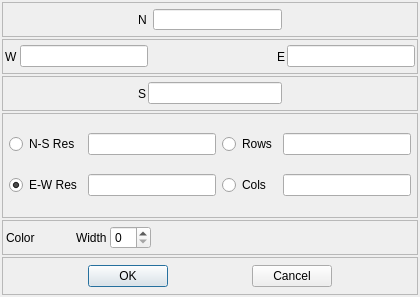
sourcepole/qgis, file qgis/src/plugins/grass/qgsgrassregionbase.ui: the form before one commit.
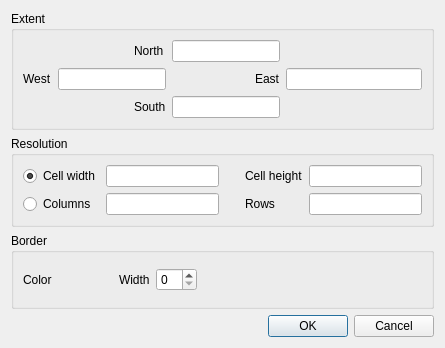
The form after the commit. Custom widgets are drawn as their Qt base class.

Commit message: cleaned the "select region" GUI for GRASS, fixed validation of input

Diff of the .ui file:
```diff
--- a/qgis/src/plugins/grass/qgsgrassregionbase.ui
+++ b/qgis/src/plugins/grass/qgsgrassregionbase.ui
@@ -1,416 +1,171 @@
 <ui version="4.0" >
  <class>QgsGrassRegionBase</class>
- <widget class="QDialog" name="QgsGrassRegionBase" >
-  <property name="geometry" >
+ <widget class="QDialog" name="QgsGrassRegionBase">
+  <property name="geometry">
    <rect>
     <x>0</x>
     <y>0</y>
-    <width>420</width>
-    <height>297</height>
+    <width>445</width>
+    <height>348</height>
    </rect>
   </property>
   <property name="windowTitle" >
    <string>GRASS Region Settings</string>
   </property>
-  <layout class="QGridLayout" >
-   <property name="leftMargin" >
-    <number>2</number>
-   </property>
-   <property name="topMargin" >
-    <number>2</number>
-   </property>
-   <property name="rightMargin" >
-    <number>2</number>
-   </property>
-   <property name="bottomMargin" >
-    <number>2</number>
-   </property>
-   <property name="horizontalSpacing" >
-    <number>2</number>
-   </property>
-   <property name="verticalSpacing" >
-    <number>2</number>
-   </property>
-   <item row="0" column="0" >
-    <widget class="QFrame" name="frame4" >
-     <property name="sizePolicy" >
-      <sizepolicy vsizetype="Minimum" hsizetype="Expanding" >
-       <horstretch>0</horstretch>
-       <verstretch>0</verstretch>
-      </sizepolicy>
+  <layout class="QGridLayout" name="gridLayout_4">
+   <item row="0" column="0">
+    <widget class="QGroupBox" name="groupBox">
+     <property name="title">
+      <string>Extent</string>
      </property>
-     <property name="minimumSize" >
-      <size>
-       <width>0</width>
-       <height>35</height>
-      </size>
-     </property>
-     <property name="maximumSize" >
-      <size>
-       <width>32767</width>
-       <height>35</height>
-      </size>
-     </property>
-     <property name="frameShape" >
-      <enum>QFrame::StyledPanel</enum>
-     </property>
-     <property name="frameShadow" >
-      <enum>QFrame::Raised</enum>
-     </property>
-     <layout class="QHBoxLayout" >
-      <property name="leftMargin" >
-       <number>6</number>
-      </property>
-      <property name="topMargin" >
-       <number>6</number>
-      </property>
-      <property name="rightMargin" >
-       <number>6</number>
-      </property>
-      <property name="bottomMargin" >
-       <number>6</number>
-      </property>
-      <item>
-       <spacer>
-        <property name="orientation" >
-         <enum>Qt::Horizontal</enum>
+     <layout class="QGridLayout" name="gridLayout">
+      <item row="0" column="2">
+       <widget class="QLabel" name="textLabel1">
+        <property name="sizePolicy">
+         <sizepolicy hsizetype="Fixed" vsizetype="Fixed">
+          <horstretch>0</horstretch>
+          <verstretch>0</verstretch>
+         </sizepolicy>
         </property>
-        <property name="sizeType" >
-         <enum>QSizePolicy::Expanding</enum>
-        </property>
-        <property name="sizeHint" >
-         <size>
-          <width>72</width>
-          <height>16</height>
-         </size>
-        </property>
-       </spacer>
-      </item>
-      <item>
-       <widget class="QLabel" name="textLabel1" >
-        <property name="text" >
-         <string>N</string>
+        <property name="text">
+         <string>North</string>
         </property>
        </widget>
       </item>
-      <item>
-       <widget class="QLineEdit" name="mNorth" />
-      </item>
-      <item>
-       <spacer>
-        <property name="orientation" >
-         <enum>Qt::Horizontal</enum>
+      <item row="1" column="0">
+       <widget class="QLabel" name="textLabel2">
+        <property name="sizePolicy">
+         <sizepolicy hsizetype="Fixed" vsizetype="Fixed">
+          <horstretch>0</horstretch>
+          <verstretch>0</verstretch>
+         </sizepolicy>
         </property>
-        <property name="sizeType" >
-         <enum>QSizePolicy::Expanding</enum>
-        </property>
-        <property name="sizeHint" >
-         <size>
-          <width>71</width>
-          <height>21</height>
-         </size>
-        </property>
-       </spacer>
-      </item>
-     </layout>
-    </widget>
-   </item>
-   <item row="1" column="0" >
-    <widget class="QFrame" name="frame19" >
-     <property name="sizePolicy" >
-      <sizepolicy vsizetype="Minimum" hsizetype="Expanding" >
-       <horstretch>0</horstretch>
-       <verstretch>0</verstretch>
-      </sizepolicy>
-     </property>
-     <property name="minimumSize" >
-      <size>
-       <width>0</width>
-       <height>35</height>
-      </size>
-     </property>
-     <property name="maximumSize" >
-      <size>
-       <width>32767</width>
-       <height>35</height>
-      </size>
-     </property>
-     <property name="frameShape" >
-      <enum>QFrame::StyledPanel</enum>
-     </property>
-     <property name="frameShadow" >
-      <enum>QFrame::Raised</enum>
-     </property>
-     <layout class="QHBoxLayout" >
-      <property name="spacing" >
-       <number>2</number>
-      </property>
-      <property name="leftMargin" >
-       <number>2</number>
-      </property>
-      <property name="topMargin" >
-       <number>2</number>
-      </property>
-      <property name="rightMargin" >
-       <number>2</number>
-      </property>
-      <property name="bottomMargin" >
-       <number>2</number>
-      </property>
-      <item>
-       <widget class="QLabel" name="textLabel2" >
-        <property name="frameShape" >
+        <property name="frameShape">
          <enum>QFrame::NoFrame</enum>
         </property>
         <property name="frameShadow" >
          <enum>QFrame::Plain</enum>
         </property>
-        <property name="text" >
-         <string>W</string>
+        <property name="text">
+         <string>West</string>
         </property>
        </widget>
       </item>
-      <item>
-       <widget class="QLineEdit" name="mWest" />
+      <item row="1" column="1" colspan="2">
+       <widget class="QLineEdit" name="mWest"/>
       </item>
-      <item>
-       <spacer>
-        <property name="orientation" >
-         <enum>Qt::Horizontal</enum>
+      <item row="1" column="4">
+       <widget class="QLabel" name="textLabel3">
+        <property name="sizePolicy">
+         <sizepolicy hsizetype="Fixed" vsizetype="Fixed">
+          <horstretch>0</horstretch>
+          <verstretch>0</verstretch>
+         </sizepolicy>
         </property>
-        <property name="sizeType" >
-         <enum>QSizePolicy::Expanding</enum>
+        <property name="text">
+         <string>East</string>
         </property>
-        <property name="sizeHint" >
-         <size>
-          <width>51</width>
-          <height>26</height>
-         </size>
-        </property>
-       </spacer>
-      </item>
-      <item>
-       <widget class="QLabel" name="textLabel3" >
-        <property name="text" >
-         <string>E</string>
-        </property>
        </widget>
       </item>
-      <item>
-       <widget class="QLineEdit" name="mEast" />
+      <item row="1" column="5">
+       <widget class="QLineEdit" name="mEast"/>
       </item>
-     </layout>
-    </widget>
-   </item>
-   <item row="2" column="0" >
-    <widget class="QFrame" name="frame20" >
-     <property name="sizePolicy" >
-      <sizepolicy vsizetype="Minimum" hsizetype="Expanding" >
-       <horstretch>0</horstretch>
-       <verstretch>0</verstretch>
-      </sizepolicy>
-     </property>
-     <property name="minimumSize" >
-      <size>
-       <width>0</width>
-       <height>35</height>
-      </size>
-     </property>
-     <property name="maximumSize" >
-      <size>
-       <width>32767</width>
-       <height>35</height>
-      </size>
-     </property>
-     <property name="frameShape" >
-      <enum>QFrame::StyledPanel</enum>
-     </property>
-     <property name="frameShadow" >
-      <enum>QFrame::Raised</enum>
-     </property>
-     <layout class="QHBoxLayout" >
-      <property name="spacing" >
-       <number>2</number>
-      </property>
-      <property name="leftMargin" >
-       <number>2</number>
-      </property>
-      <property name="topMargin" >
-       <number>2</number>
-      </property>
-      <property name="rightMargin" >
-       <number>2</number>
-      </property>
-      <property name="bottomMargin" >
-       <number>2</number>
-      </property>
-      <item>
-       <spacer>
-        <property name="orientation" >
-         <enum>Qt::Horizontal</enum>
+      <item row="2" column="2">
+       <widget class="QLabel" name="textLabel4">
+        <property name="sizePolicy">
+         <sizepolicy hsizetype="Fixed" vsizetype="Fixed">
+          <horstretch>0</horstretch>
+          <verstretch>0</verstretch>
+         </sizepolicy>
         </property>
-        <property name="sizeType" >
-         <enum>QSizePolicy::Expanding</enum>
+        <property name="text">
+         <string>South</string>
         </property>
-        <property name="sizeHint" >
-         <size>
-          <width>73</width>
-          <height>26</height>
-         </size>
-        </property>
-       </spacer>
-      </item>
-      <item>
-       <widget class="QLabel" name="textLabel4" >
-        <property name="text" >
-         <string>S</string>
-        </property>
        </widget>
       </item>
-      <item>
-       <widget class="QLineEdit" name="mSouth" />
+      <item row="2" column="3" colspan="2">
+       <widget class="QLineEdit" name="mSouth"/>
       </item>
-      <item>
-       <spacer>
-        <property name="orientation" >
-         <enum>Qt::Horizontal</enum>
-        </property>
-        <property name="sizeType" >
-         <enum>QSizePolicy::Expanding</enum>
-        </property>
-        <property name="sizeHint" >
-         <size>
-          <width>57</width>
-          <height>23</height>
-         </size>
-        </property>
-       </spacer>
+      <item row="0" column="3" colspan="2">
+       <widget class="QLineEdit" name="mNorth"/>
       </item>
      </layout>
     </widget>
    </item>
-   <item row="3" column="0" >
-    <widget class="QFrame" name="frame5" >
-     <property name="frameShape" >
-      <enum>QFrame::StyledPanel</enum>
+   <item row="1" column="0">
+    <widget class="QGroupBox" name="groupBox_2">
+     <property name="title">
+      <string>Resolution</string>
      </property>
-     <property name="frameShadow" >
-      <enum>QFrame::Raised</enum>
-     </property>
-     <layout class="QGridLayout" >
-      <property name="leftMargin" >
-       <number>6</number>
-      </property>
-      <property name="topMargin" >
-       <number>6</number>
-      </property>
-      <property name="rightMargin" >
-       <number>6</number>
-      </property>
-      <property name="bottomMargin" >
-       <number>6</number>
-      </property>
-      <item row="0" column="0" >
-       <widget class="QRadioButton" name="mNSResRadio" >
-        <property name="text" >
-         <string>N-S Res</string>
+     <layout class="QGridLayout" name="gridLayout_2">
+      <item row="0" column="0">
+       <widget class="QRadioButton" name="mCellResRadio">
+        <property name="text">
+         <string>Cell width</string>
         </property>
-        <property name="checked" >
-         <bool>false</bool>
-        </property>
-       </widget>
-      </item>
-      <item row="0" column="1" >
-       <widget class="QLineEdit" name="mNSRes" />
-      </item>
-      <item row="0" column="2" >
-       <widget class="QRadioButton" name="mRowsRadio" >
-        <property name="text" >
-         <string>Rows</string>
-        </property>
-       </widget>
-      </item>
-      <item row="0" column="3" >
-       <widget class="QLineEdit" name="mRows" />
-      </item>
-      <item row="1" column="2" >
-       <widget class="QRadioButton" name="mColsRadio" >
-        <property name="text" >
-         <string>Cols</string>
-        </property>
-       </widget>
-      </item>
-      <item row="1" column="1" >
-       <widget class="QLineEdit" name="mEWRes" />
-      </item>
-      <item row="1" column="3" >
-       <widget class="QLineEdit" name="mCols" />
-      </item>
-      <item row="1" column="0" >
-       <widget class="QRadioButton" name="mEWResRadio" >
-        <property name="text" >
-         <string>E-W Res</string>
-        </property>
-        <property name="checked" >
+        <property name="checked">
          <bool>true</bool>
         </property>
        </widget>
       </item>
+      <item row="0" column="1">
+       <widget class="QLineEdit" name="mEWRes"/>
+      </item>
+      <item row="0" column="2">
+       <widget class="QLabel" name="label_2">
+        <property name="text">
+         <string>Cell height</string>
+        </property>
+        <property name="indent">
+         <number>20</number>
+        </property>
+       </widget>
+      </item>
+      <item row="0" column="3">
+       <widget class="QLineEdit" name="mNSRes"/>
+      </item>
+      <item row="1" column="0">
+       <widget class="QRadioButton" name="mRowsColsRadio">
+        <property name="text">
+         <string>Columns</string>
+        </property>
+       </widget>
+      </item>
+      <item row="1" column="1">
+       <widget class="QLineEdit" name="mCols"/>
+      </item>
+      <item row="1" column="2">
+       <widget class="QLabel" name="label">
+        <property name="text">
+         <string>Rows</string>
+        </property>
+        <property name="indent">
+         <number>20</number>
+        </property>
+       </widget>
+      </item>
+      <item row="1" column="3">
+       <widget class="QLineEdit" name="mRows"/>
+      </item>
      </layout>
     </widget>
    </item>
-   <item row="4" column="0" >
-    <widget class="QFrame" name="frame6" >
-     <property name="sizePolicy" >
-      <sizepolicy vsizetype="Minimum" hsizetype="Expanding" >
-       <horstretch>0</horstretch>
-       <verstretch>0</verstretch>
-      </sizepolicy>
+   <item row="2" column="0">
+    <widget class="QGroupBox" name="groupBox_3">
+     <property name="title">
+      <string>Border</string>
      </property>
-     <property name="minimumSize" >
-      <size>
-       <width>0</width>
-       <height>35</height>
-      </size>
-     </property>
-     <property name="maximumSize" >
-      <size>
-       <width>32767</width>
-       <height>35</height>
-      </size>
-     </property>
-     <property name="frameShape" >
-      <enum>QFrame::StyledPanel</enum>
-     </property>
-     <property name="frameShadow" >
-      <enum>QFrame::Raised</enum>
-     </property>
-     <layout class="QHBoxLayout" >
-      <property name="spacing" >
-       <number>3</number>
-      </property>
-      <property name="leftMargin" >
-       <number>3</number>
-      </property>
-      <property name="topMargin" >
-       <number>3</number>
-      </property>
-      <property name="rightMargin" >
-       <number>3</number>
-      </property>
-      <property name="bottomMargin" >
-       <number>3</number>
-      </property>
-      <item>
-       <widget class="QLabel" name="textLabel7" >
-        <property name="text" >
+     <layout class="QGridLayout" name="gridLayout_3">
+      <item row="0" column="0">
+       <widget class="QLabel" name="textLabel7">
+        <property name="text">
          <string>Color</string>
         </property>
        </widget>
       </item>
-      <item>
-       <widget class="QgsColorButton" native="1" name="mColorButton" >
-        <property name="minimumSize" >
+      <item row="0" column="1">
+       <widget class="QgsColorButton" name="mColorButton" native="true">
+        <property name="minimumSize">
          <size>
           <width>35</width>
           <height>25</height>
@@ -421,28 +176,28 @@
         </property>
        </widget>
       </item>
-      <item>
-       <widget class="QLabel" name="textLabel6" >
-        <property name="text" >
+      <item row="0" column="2">
+       <widget class="QLabel" name="textLabel6">
+        <property name="text">
          <string>Width</string>
         </property>
+        <property name="indent">
+         <number>20</number>
+        </property>
        </widget>
       </item>
-      <item>
-       <widget class="QSpinBox" name="mWidthSpinBox" />
+      <item row="0" column="3">
+       <widget class="QSpinBox" name="mWidthSpinBox"/>
       </item>
-      <item>
-       <spacer>
-        <property name="orientation" >
+      <item row="0" column="4">
+       <spacer name="horizontalSpacer">
+        <property name="orientation">
          <enum>Qt::Horizontal</enum>
         </property>
-        <property name="sizeType" >
-         <enum>QSizePolicy::Expanding</enum>
-        </property>
-        <property name="sizeHint" >
+        <property name="sizeHint" stdset="0">
          <size>
-          <width>69</width>
-          <height>24</height>
+          <width>40</width>
+          <height>20</height>
          </size>
         </property>
        </spacer>
@@ -450,116 +205,18 @@
      </layout>
     </widget>
    </item>
-   <item row="5" column="0" >
-    <widget class="QFrame" name="frame8" >
-     <property name="sizePolicy" >
-      <sizepolicy vsizetype="Minimum" hsizetype="Expanding" >
-       <horstretch>0</horstretch>
-       <verstretch>0</verstretch>
-      </sizepolicy>
+   <item row="3" column="0">
+    <widget class="QDialogButtonBox" name="buttonBox">
+     <property name="orientation">
+      <enum>Qt::Horizontal</enum>
      </property>
-     <property name="minimumSize" >
-      <size>
-       <width>0</width>
-       <height>38</height>
-      </size>
+     <property name="standardButtons">
+      <set>QDialogButtonBox::Cancel|QDialogButtonBox::Ok</set>
      </property>
-     <property name="maximumSize" >
-      <size>
-       <width>32767</width>
-       <height>38</height>
-      </size>
-     </property>
-     <property name="frameShape" >
-      <enum>QFrame::StyledPanel</enum>
-     </property>
-     <property name="frameShadow" >
-      <enum>QFrame::Raised</enum>
-     </property>
-     <layout class="QHBoxLayout" >
-      <property name="spacing" >
-       <number>3</number>
-      </property>
-      <property name="leftMargin" >
-       <number>3</number>
-      </property>
-      <property name="topMargin" >
-       <number>3</number>
-      </property>
-      <property name="rightMargin" >
-       <number>3</number>
-      </property>
-      <property name="bottomMargin" >
-       <number>3</number>
-      </property>
-      <item>
-       <spacer>
-        <property name="orientation" >
-         <enum>Qt::Horizontal</enum>
-        </property>
-        <property name="sizeType" >
-         <enum>QSizePolicy::Expanding</enum>
-        </property>
-        <property name="sizeHint" >
-         <size>
-          <width>45</width>
-          <height>26</height>
-         </size>
-        </property>
-       </spacer>
-      </item>
-      <item>
-       <widget class="QPushButton" name="acceptButton" >
-        <property name="text" >
-         <string>OK</string>
-        </property>
-       </widget>
-      </item>
-      <item>
-       <spacer>
-        <property name="orientation" >
-         <enum>Qt::Horizontal</enum>
-        </property>
-        <property name="sizeType" >
-         <enum>QSizePolicy::Expanding</enum>
-        </property>
-        <property name="sizeHint" >
-         <size>
-          <width>47</width>
-          <height>25</height>
-         </size>
-        </property>
-       </spacer>
-      </item>
-      <item>
-       <widget class="QPushButton" name="rejectButton" >
-        <property name="text" >
-         <string>Cancel</string>
-        </property>
-       </widget>
-      </item>
-      <item>
-       <spacer>
-        <property name="orientation" >
-         <enum>Qt::Horizontal</enum>
-        </property>
-        <property name="sizeType" >
-         <enum>QSizePolicy::Expanding</enum>
-        </property>
-        <property name="sizeHint" >
-         <size>
-          <width>54</width>
-          <height>26</height>
-         </size>
-        </property>
-       </spacer>
-      </item>
-     </layout>
     </widget>
    </item>
   </layout>
  </widget>
- <layoutdefault spacing="6" margin="11" />
  <customwidgets>
   <customwidget>
    <class>QgsColorButton</class>
```
Left out of the diff: 9 changed lines with no effect on the pictures. The commit also changes 3 other files.
